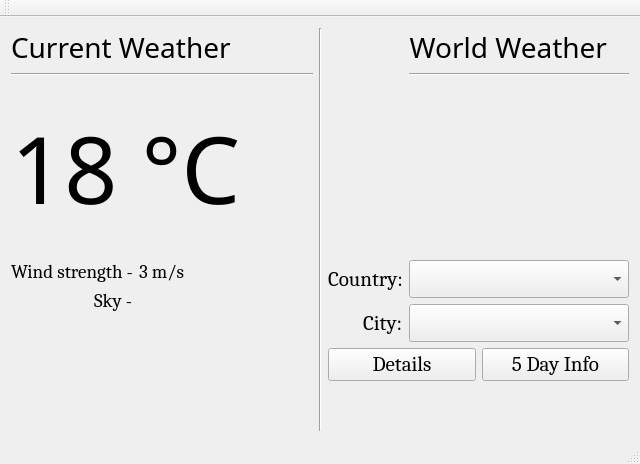
Before: the Qt Designer form cursova2_2/mainwindow.ui in koffis/WebApi, drawn with Qt 5.
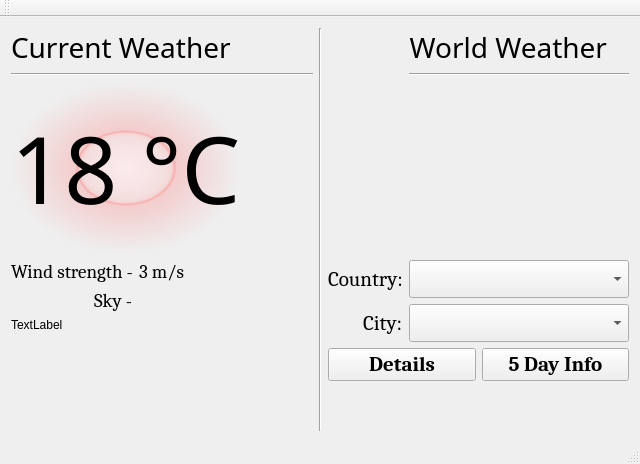
After: the same form once the commit is applied.

```diff
--- a/cursova2_2/mainwindow.ui
+++ b/cursova2_2/mainwindow.ui
@@ -13,6 +13,9 @@
   <property name="windowTitle">
    <string>MainWindow</string>
   </property>
+  <property name="styleSheet">
+   <string notr="true"/>
+  </property>
   <widget class="QWidget" name="centralWidget">
    <layout class="QHBoxLayout" name="horizontalLayout_4">
     <item>
@@ -47,7 +50,7 @@
       <item>
        <widget class="QLabel" name="CurrentTemperatureMainWindow_3">
         <property name="sizePolicy">
-         <sizepolicy hsizetype="Maximum" vsizetype="Minimum">
+         <sizepolicy hsizetype="Maximum" vsizetype="Preferred">
           <horstretch>0</horstretch>
           <verstretch>0</verstretch>
          </sizepolicy>
@@ -58,6 +61,9 @@
           <pointsize>70</pointsize>
          </font>
         </property>
+        <property name="styleSheet">
+         <string notr="true">background-color: qradialgradient(spread:pad, cx:0.5, cy:0.5, radius:0.5, fx:0.5, fy:0.5, stop:0 rgba(255, 235, 235, 206), stop:0.35 rgba(255, 188, 188, 80), stop:0.4 rgba(255, 162, 162, 80), stop:0.425 rgba(255, 132, 132, 156), stop:0.44 rgba(252, 128, 128, 80), stop:1 rgba(255, 255, 255, 0));</string>
+        </property>
         <property name="text">
          <string>18 °C</string>
         </property>
@@ -126,6 +132,19 @@
           </property>
          </widget>
         </item>
+        <item row="3" column="0">
+         <widget class="QLabel" name="mLogoImage">
+          <property name="sizePolicy">
+           <sizepolicy hsizetype="Minimum" vsizetype="Minimum">
+            <horstretch>0</horstretch>
+            <verstretch>0</verstretch>
+           </sizepolicy>
+          </property>
+          <property name="text">
+           <string>TextLabel</string>
+          </property>
+         </widget>
+        </item>
        </layout>
       </item>
      </layout>
@@ -277,11 +296,16 @@
            <font>
             <family>Cambria</family>
             <pointsize>16</pointsize>
+            <weight>75</weight>
+            <bold>true</bold>
            </font>
           </property>
           <property name="cursor">
            <cursorShape>PointingHandCursor</cursorShape>
           </property>
+          <property name="styleSheet">
+           <string notr="true"/>
+          </property>
           <property name="text">
            <string>Details</string>
           </property>
@@ -293,11 +317,16 @@
            <font>
             <family>Cambria</family>
             <pointsize>16</pointsize>
+            <weight>75</weight>
+            <bold>true</bold>
            </font>
           </property>
           <property name="cursor">
            <cursorShape>PointingHandCursor</cursorShape>
           </property>
+          <property name="styleSheet">
+           <string notr="true"/>
+          </property>
           <property name="text">
            <string>5 Day Info</string>
           </property>
```
Left out of the diff: 26 changed lines with no effect on the pictures.
